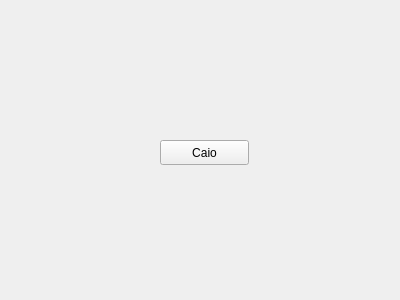
giacomogroppi/writernote-qt, file src/preview_page_widget/preview_page_item.ui: the form before one commit.
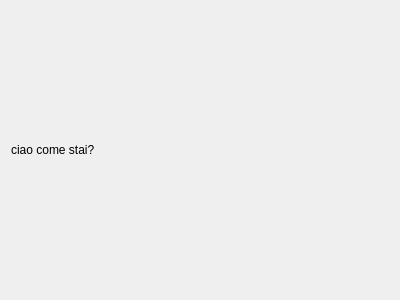
The form after the commit.

Commit message: fix: preview list pag

Diff of the .ui file:
```diff
--- a/src/preview_page_widget/preview_page_item.ui
+++ b/src/preview_page_widget/preview_page_item.ui
@@ -13,19 +13,15 @@
   <property name="windowTitle">
    <string>Form</string>
   </property>
-  <widget class="QPushButton" name="pushButton">
-   <property name="geometry">
-    <rect>
-     <x>160</x>
-     <y>140</y>
-     <width>89</width>
-     <height>25</height>
-    </rect>
-   </property>
+  <layout class="QVBoxLayout" name="verticalLayout">
+   <item>
+    <widget class="QLabel" name="label">
    <property name="text">
-    <string>Caio</string>
-   </property>
-  </widget>
+      <string>ciao come stai?</string>
+     </property>
+    </widget>
+   </item>
+  </layout>
  </widget>
  <resources/>
  <connections/>
```
Lines whose indentation alone changed are shown as unchanged. The commit also changes 10 other files.
